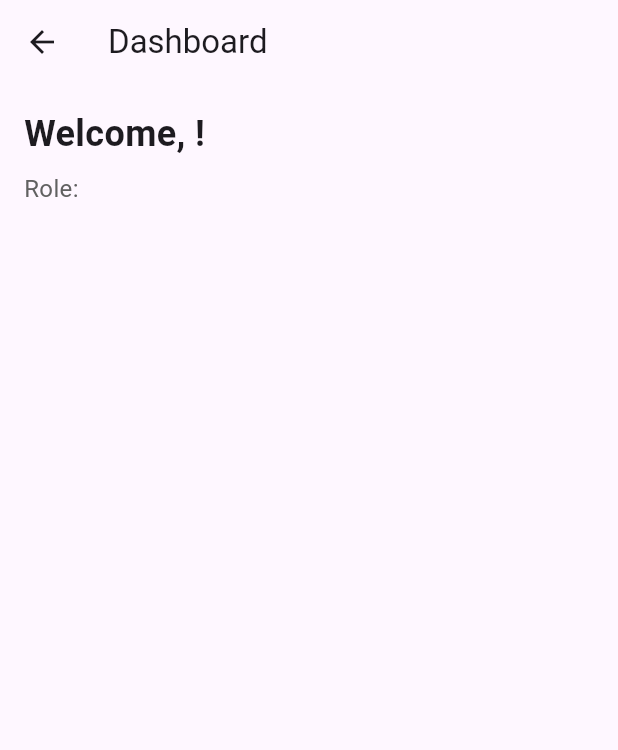
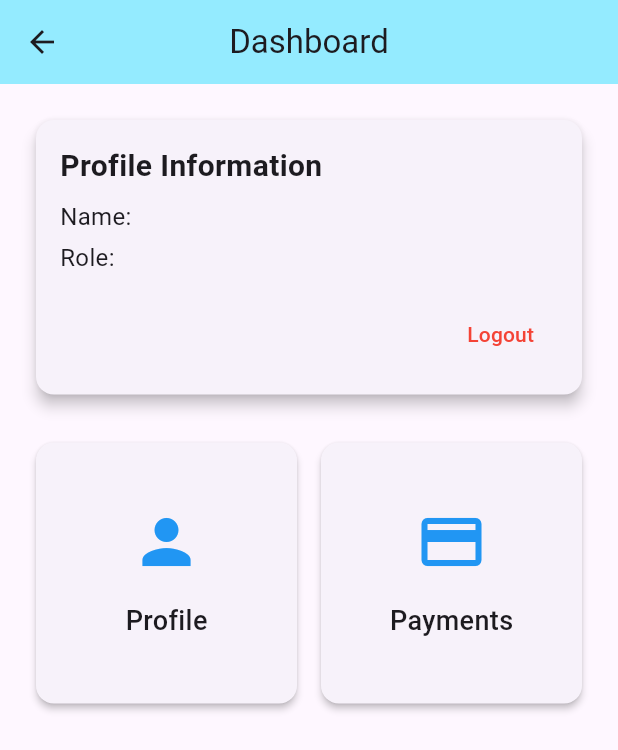
Before and after one commit to PleaseHelpNorvin/AManagement, a Flutter app: the DashboardScreen screen opened by its route, on a phone screen of 412 x 824 dp. Shown: the top 750 px of the screen. Run offline on Flutter 3.47's test engine with Material 3 defaults, Android fonts, the light colour scheme and no system bars; accounts and stored records are empty.

Commit message:
mobile enhance dashboard ui not yet perfect

```diff
--- a/AManagement-mobile/amanagement_mobile/lib/providers/auth_provider.dart
+++ b/AManagement-mobile/amanagement_mobile/lib/providers/auth_provider.dart
@@ -76,4 +76,6 @@ class AuthProvider extends ChangeNotifier {
     // throw e;  // Rethrow the error for handling in the UI
   }
 }
+
+  void logout() {}
 }
--- a/AManagement-mobile/amanagement_mobile/lib/screens/dashboard_screen.dart
+++ b/AManagement-mobile/amanagement_mobile/lib/screens/dashboard_screen.dart
@@ -1,12 +1,13 @@
-import 'package:amanagement_mobile/providers/auth_provider.dart';
 import 'package:flutter/material.dart';
-// import 'package:your_app_name/providers/auth_provider.dart'; // Adjust the import based on your project structure
+import '../screens/inner-screens/profile_screen.dart';
+import '../screens/inner-screens/payment_screen.dart';
+import '../widgets/appbar_without_backbutton.dart';
 import 'package:provider/provider.dart';
+import 'package:amanagement_mobile/providers/auth_provider.dart'; // Make sure the import path is correct
 
 class DashboardScreen extends StatelessWidget {
   final String name;
   final String role;
-
   final dynamic token;
 
   const DashboardScreen({
@@ -19,95 +20,44 @@ class DashboardScreen extends StatelessWidget {
   @override
   Widget build(BuildContext context) {
     return Scaffold(
-      appBar: AppBar(
-        title: Text('Dashboard'),
-        actions: const [
-          // IconButton(
-          //   icon: Icon(Icons.logout),
-          //   onPressed: () {
-          //     // Implement logout functionality
-          //     Provider.of<AuthProvider>(context, listen: false).logout();
-          //     Navigator.of(context).pushReplacement(
-          //       MaterialPageRoute(builder: (context) => LoginScreen()), // Navigate back to login screen
-          //     );
-          //   },
-          // ),
-        ],
-      ),
+      appBar: getAppBarWithoutBackButton('Dashboard'),
       body: Padding(
         padding: const EdgeInsets.all(16.0),
         child: Column(
           crossAxisAlignment: CrossAxisAlignment.start,
           children: [
-            // Greeting Section
-            Text(
-              'Welcome, $name!',
-              style: const TextStyle(
-                fontSize: 24,
-                fontWeight: FontWeight.bold,
-              ),
-            ),
-            SizedBox(height: 8),
-            Text(
-              'Role: $role',
-              style: TextStyle(
-                fontSize: 16,
-                color: Colors.grey[700],
-              ),
-            ),
-            SizedBox(height: 16),
+            // Profile Information Card
+            ProfileCard(name: name, role: role),
 
-            // Dashboard Content Section
+            const SizedBox(height: 16),
+
+            // Dashboard Buttons
             Expanded(
               child: GridView.count(
                 crossAxisCount: 2,
-                children: const [
-                  // DashboardCard(
-                  //   icon: Icons.person,
-                  //   title: 'Profile',
-                  //   onTap: () {
-                  //     Navigator.of(context).push(
-                  //       MaterialPageRoute(
-                  //         builder: (context) => ProfileScreen(), // Navigate to Profile Page
-                  //       ),
-                  //     );
-                  //   },
-                  // ),
-                  // DashboardCard(
-                  //   icon: Icons.payment,
-                  //   title: 'Payments',
-                  //   onTap: () {
-                  //     Navigator.of(context).push(
-                  //       MaterialPageRoute(
-                  //         builder: (context) => PaymentsScreen(), // Navigate to Payments Page
-                  //       ),
-                  //     );
-                  //   },
-                  // ),
-                  // if (role == 'admin')
-                  //   DashboardCard(
-                  //     icon: Icons.supervised_user_circle,
-                  //     title: 'Manage Users',
-                  //     onTap: () {
-                  //       Navigator.of(context).push(
-                  //         MaterialPageRoute(
-                  //           builder: (context) => ManageUsersScreen(), // Navigate to Manage Users Page
-                  //         ),
-                  //       );
-                  //     },
-                  //   ),
-                  // if (role == 'admin')
-                  //   DashboardCard(
-                  //     icon: Icons.notifications,
-                  //     title: 'Notifications',
-                  //     onTap: () {
-                  //       Navigator.of(context).push(
-                  //         MaterialPageRoute(
-                  //           builder: (context) => NotificationsScreen(), // Navigate to Notifications Page
-                  //         ),
-                  //       );
-                  //     },
-                  //   ),
+                children: [
+                  DashboardCard(
+                    icon: Icons.person,
+                    title: 'Profile',
+                    onTap: () {
+                      Navigator.of(context).push(
+                        MaterialPageRoute(
+                          builder: (context) => const ProfileScreen(),
+                        ),
+                      );
+                    },
+                  ),
+                  DashboardCard(
+                    icon: Icons.payment,
+                    title: 'Payments',
+                    onTap: () {
+                      Navigator.of(context).push(
+                        MaterialPageRoute(
+                          builder: (context) => const PaymentsScreen(),
+                        ),
+                      );
+                    },
+                  ),
                   // Add more cards as needed
                 ],
               ),
@@ -119,6 +69,76 @@ class DashboardScreen extends StatelessWidget {
   }
 }
 
+// ProfileCard Widget
+class ProfileCard extends StatelessWidget {
+  final String name;
+  final String role;
+
+  const ProfileCard({
+    Key? key,
+    required this.name,
+    required this.role,
+  }) : super(key: key);
+
+  @override
+  Widget build(BuildContext context) {
+    return Container(
+      width: double.infinity, // Ensure it takes maximum width
+      child: Card(
+        elevation: 4,
+        margin: const EdgeInsets.all(8.0),
+        child: Padding(
+          padding: const EdgeInsets.all(16.0),
+          child: Column(
+            crossAxisAlignment: CrossAxisAlignment.start,
+            children: [
+              const Text(
+                'Profile Information',
+                style: TextStyle(
+                  fontSize: 20,
+                  fontWeight: FontWeight.bold,
+                ),
+              ),
+              const SizedBox(height: 8),
+              Text(
+                'Name: $name',
+                style: const TextStyle(fontSize: 16),
+              ),
+              const SizedBox(height: 4),
+              Text(
+                'Role: $role',
+                style: const TextStyle(fontSize: 16),
+              ),
+              const SizedBox(height: 16),
+
+              // Logout Button
+              Align( // Use Align to position the button
+                alignment: Alignment.centerRight, // Align to the right
+                child: TextButton(
+                  onPressed: () {
+                    // Implement logout functionality
+                    Provider.of<AuthProvider>(context, listen: false).logout();
+                    Navigator.of(context).pushReplacementNamed('/login'); // Adjust the route name as needed
+                  },
+                  child: const Text('Logout'),
+                  style: TextButton.styleFrom(
+                    foregroundColor: Colors.red,
+                    padding: const EdgeInsets.symmetric(vertical: 12.0, horizontal: 16.0),
+                    shape: RoundedRectangleBorder(
+                      borderRadius: BorderRadius.circular(8.0), // Rounded corners
+                    ),
+                  ),
+                ),
+              ),
+            ],
+          ),
+        ),
+      ),
+    );
+  }
+}
+
+// DashboardCard Widget
 class DashboardCard extends StatelessWidget {
   final IconData icon;
   final String title;
@@ -134,7 +154,7 @@ class DashboardCard extends StatelessWidget {
   @override
   Widget build(BuildContext context) {
     return Card(
-      margin: EdgeInsets.all(8.0),
+      margin: const EdgeInsets.all(8.0),
       elevation: 2,
       child: InkWell(
         onTap: onTap,
@@ -144,10 +164,10 @@ class DashboardCard extends StatelessWidget {
             mainAxisAlignment: MainAxisAlignment.center,
             children: [
               Icon(icon, size: 48, color: Colors.blue),
-              SizedBox(height: 16),
+              const SizedBox(height: 16),
               Text(
                 title,
-                style: TextStyle(
+                style: const TextStyle(
                   fontSize: 18,
                   fontWeight: FontWeight.w500,
                 ),
--- a/AManagement-mobile/amanagement_mobile/lib/services/api_service.dart
+++ b/AManagement-mobile/amanagement_mobile/lib/services/api_service.dart
@@ -44,7 +44,9 @@ class ApiService {
         'contact_number': contactNumber,
         'address': address,
         'gcash_number': gcashNumber,
-    })}');
+        }
+      )
+    }');
 
     final response = await http.post(
       Uri.parse(Api.registerEndpoint),
@@ -53,7 +55,7 @@ class ApiService {
         'name': name,
         'email': email,
         'password': password,
-        'role': 0, // Static role set to 0
+        'role': 0,
         'nickname': nickName,
         'middlename': middleName,
         'lastname': lastName,
--- /dev/null
+++ b/AManagement-mobile/amanagement_mobile/lib/widgets/appbar_without_backbutton.dart
@@ -0,0 +1,22 @@
+import 'package:flutter/material.dart';
+import '../theme/colors.dart';
+
+PreferredSizeWidget getAppBarWithoutBackButton(String title) {
+
+
+  return AppBar(
+    title: Text(title),
+    centerTitle: true, // Center the title
+    elevation: 0, // Set elevation if you want a flat appearance
+    backgroundColor: AppColors.appBarColor); // Change to your desired color
+  //   actions: [
+  //     // You can add action buttons here if needed
+  //     IconButton(
+  //       icon: const Icon(Icons.notifications),
+  //       onPressed: () {
+  //         // Handle notification action
+  //       },
+  //     ),
+  //   ],
+  // );
+}
```
Also changed, not shown: AManagement-mobile/amanagement_mobile/lib/screens/inner-screens/payment_screen.dart (added, +56 -0 lines), AManagement-mobile/amanagement_mobile/lib/screens/inner-screens/profile_screen.dart (added, +50 -0 lines), AManagement-mobile/amanagement_mobile/lib/theme/colors.dart (+17 -0 lines). Lines whose indentation alone changed are shown as unchanged.
